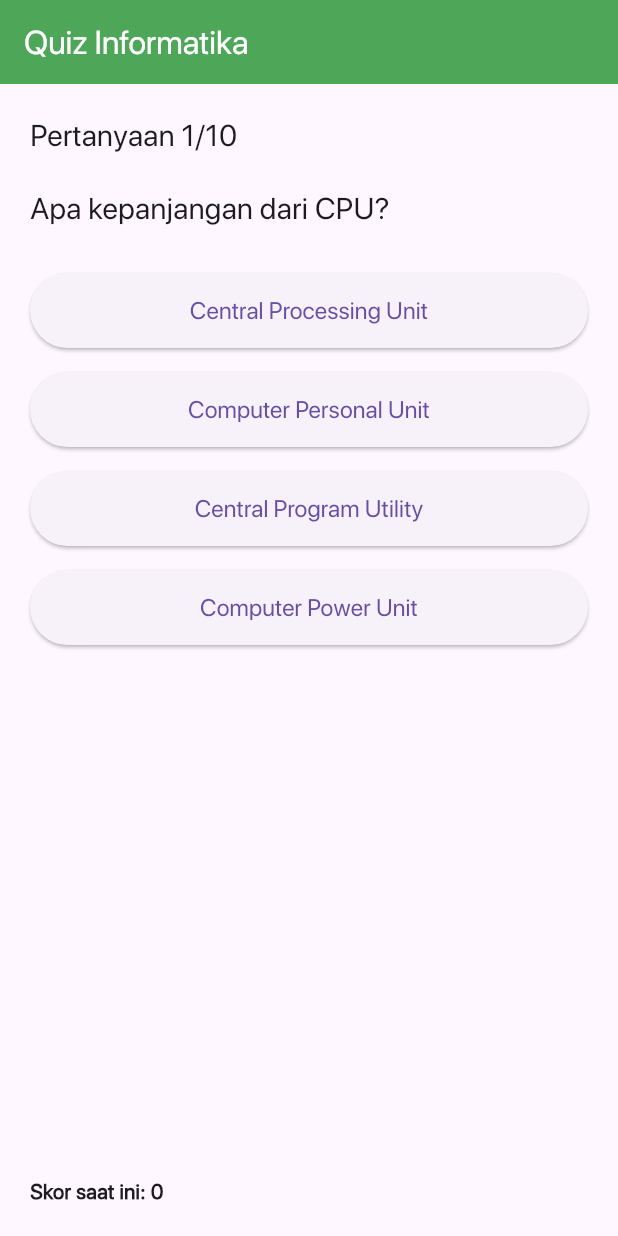
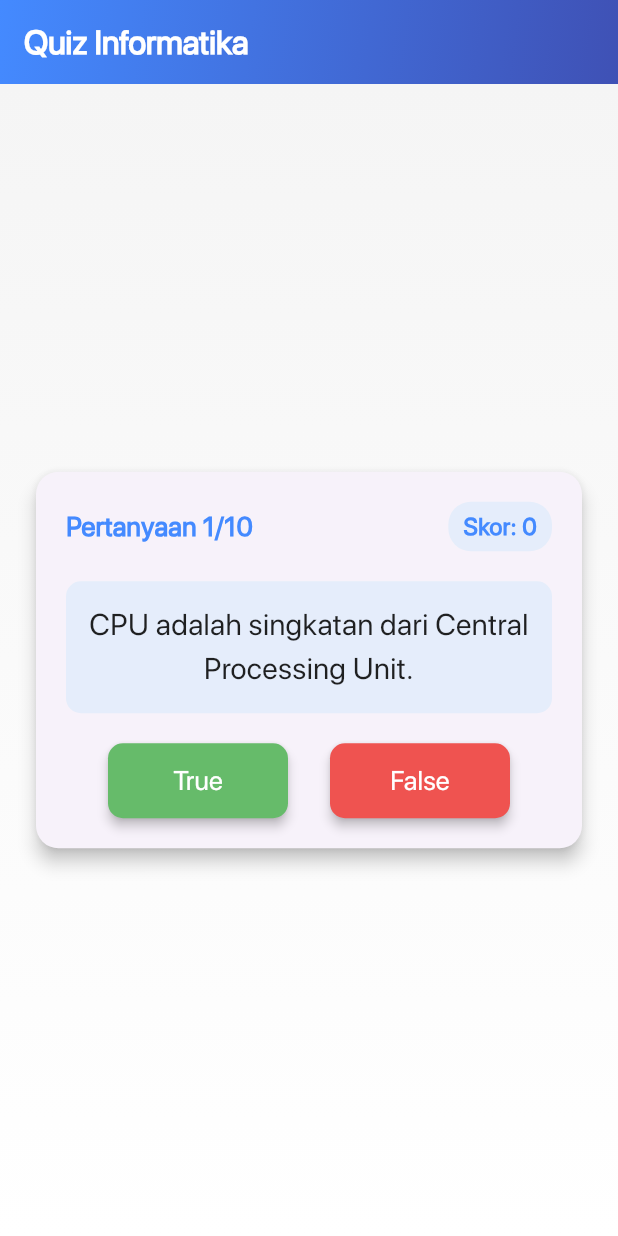
Before and after one commit to MuhammadDafaAlvin/quiz-app, a Flutter app: the screen it shows after launch, on a phone screen of 412 x 824 dp. Run offline on Flutter 3.47's test engine with Material 3 defaults, Android fonts, the phone set to English and light mode, and no system bars.

Commit message:
feat(quiz): separate question data and switch answers to true/false format
Moved quiz questions and answers into separate files for better modularity.
Updated the quiz format from 4-option multiple choice to true/false to simplify user interaction.
Also added minor style adjustments to improve layout clarity.

```diff
--- a/lib/main.dart
+++ b/lib/main.dart
@@ -1,4 +1,5 @@
 import 'package:flutter/material.dart';
+import 'quiz_data.dart';
 
 void main() {
   runApp(const QuizApp());
@@ -29,116 +30,40 @@ class QuizScreen extends StatefulWidget {
 }
 
 class _QuizScreenState extends State<QuizScreen> {
-  int currentQuestionIndex = 0;
-  int score = 0;
+  int _currentQuestionIndex = 0;
+  int _score = 0;
+  final Quiz _quiz = QuizData();
 
-  final List<Map<String, dynamic>> questions = [
-    {
-      'question': 'Apa kepanjangan dari CPU?',
-      'options': [
-        'Central Processing Unit',
-        'Computer Personal Unit',
-        'Central Program Utility',
-        'Computer Power Unit',
-      ],
-      'correctAnswer': 'Central Processing Unit',
-    },
-    {
-      'question': 'Bahasa pemrograman apa yang diciptakan pertama kali?',
-      'options': ['Python', 'C++', 'Java', 'Fortran'],
-      'correctAnswer': 'Fortran',
-    },
-    {
-      'question': 'Berapa bit dalam 1 byte?',
-      'options': ['4', '8', '16', '32'],
-      'correctAnswer': '8',
-    },
-    {
-      'question': 'Apa yang dimaksud dengan sistem informasi?',
-      'options': [
-        'Kumpulan perangkat keras tanpa perangkat lunak',
-        'Sekumpulan data yang tidak saling terkait ',
-        'Kombinasi antara teknologi, manusia, dan proses untuk mengelola informasi',
-        'Hanya perangkat lunak yang digunakan untuk mengolah data',
-      ],
-      'correctAnswer':
-          'Kombinasi antara teknologi, manusia, dan proses untuk mengelola informasi',
-    },
-    {
-      'question': 'Database Management System (DBMS) berfungsi untuk?',
-      'options': [
-        'Mengelola dan mengorganisir data dalam database',
-        'Menganalisis data tanpa menyimpannya',
-        'Menyimpan data tanpa kemampuan untuk mengubahnya',
-        'Hanya digunakan untuk menyimpan dokumen teks',
-      ],
-      'correctAnswer': 'Mengelola dan mengorganisir data dalam database',
-    },
-    {
-      'question':
-          'Manakah yang merupakan contoh perangkat lunak pengolah database?',
-      'options': [
-        'Microsoft Excel',
-        'MySQL',
-        'Adobe Photoshop',
-        'Microsoft Word',
-      ],
-      'correctAnswer': 'MySQL',
-    },
-    {
-      'question': 'Apa kepanjangan dari HTTP dalam konteks jaringan komputer?',
-      'options': [
-        'Hyper Text Transfer Protocol',
-        'High Transmission Text Protocol ',
-        'Hyperlink Transfer Text Page',
-        'High Technology Transfer Process',
-      ],
-      'correctAnswer': 'Hyper Text Transfer Protocol',
-    },
-    {
-      'question': 'Dalam pemrograman, algoritma adalah... ',
-      'option': [
-        'Bahasa pemrograman yang digunakan dalam coding',
-        'Proses penyimpanan data di dalam database',
-        'Urutan langkah-langkah logis untuk menyelesaikan masalah',
-        'Hardware yang digunakan untuk mengolah data',
-      ],
-      'correctAnswer':
-          'Urutan langkah-langkah logis untuk menyelesaikan masalah',
-    },
-    {
-      'question': 'Apa yang dimaksud dengan big data?',
-      'options': [
-        'Data yang hanya dapat diakses oleh perusahaan besar ',
-        'Kumpulan data yang sangat besar dan kompleks sehingga sulit dikelola dengan cara tradisional ',
-        'Jenis data yang hanya bisa disimpan di hard drive berkapasitas besar',
-        'Hanya sekumpulan angka yang tidak memiliki makna',
-      ],
-      'correctAnswer':
-          'Kumpulan data yang sangat besar dan kompleks sehingga sulit dikelola dengan cara tradisional',
-    },
-    {
-      'question':
-          'Manakah yang merupakan contoh dari Software as a Service (SaaS)?',
-      'options': ['Microsoft Word', 'Google Docs', 'Windows 11', 'Android'],
-      'correctAnswer': 'Google Docs',
-    },
-  ];
+  int get currentQuestionIndex => _currentQuestionIndex;
+  int get score => _score;
+  int get totalQuestions => _quiz.getQuestions().length;
 
-  void checkAnswer(String selectedAnswer) {
-    if (selectedAnswer == questions[currentQuestionIndex]['correctAnswer']) {
+  set currentQuestionIndex(int value) {
+    if (value >= 0 && value < totalQuestions) {
       setState(() {
-        score++;
+        _currentQuestionIndex = value;
       });
     }
+  }
 
-    if (currentQuestionIndex < questions.length - 1) {
+  set score(int value) {
+    if (value >= 0) {
       setState(() {
-        currentQuestionIndex++;
+        _score = value;
       });
+    }
+  }
+
+  void checkAnswer(bool selectedAnswer) {
+    if (selectedAnswer == _quiz.getCorrectAnswer(_currentQuestionIndex)) {
+      _score++;
+    }
+    if (_currentQuestionIndex < totalQuestions - 1) {
+      _currentQuestionIndex++;
     } else {
       showResult();
     }
+    setState(() {});
   }
 
   void showResult() {
@@ -146,21 +71,47 @@ class _QuizScreenState extends State<QuizScreen> {
       context: context,
       builder:
           (context) => AlertDialog(
-            title: const Text('Hasil Quiz', style: TextStyle(fontSize: 24)),
+            backgroundColor: Colors.white,
+            shape: RoundedRectangleBorder(
+              borderRadius: BorderRadius.circular(15),
+            ),
+            title: const Text(
+              'Hasil Quiz',
+              style: TextStyle(
+                fontFamily: 'sfpro',
+                fontWeight: FontWeight.w700,
+                fontSize: 24,
+                color: Colors.blueAccent,
+              ),
+            ),
             content: Text(
-              'Skor Anda: $score dari ${questions.length}',
-              style: const TextStyle(fontSize: 16),
+              'Skor Anda: $_score dari $totalQuestions',
+              style: const TextStyle(
+                fontFamily: 'sfpro',
+                fontSize: 18,
+                color: Colors.black87,
+              ),
             ),
             actions: [
               TextButton(
                 onPressed: () {
                   setState(() {
-                    currentQuestionIndex = 0;
-                    score = 0;
+                    _currentQuestionIndex = 0;
+                    _score = 0;
                   });
                   Navigator.pop(context);
                 },
-                child: const Text('Main Lagi', style: TextStyle(fontSize: 16)),
+                style: TextButton.styleFrom(
+                  backgroundColor: Colors.blueAccent,
+                  foregroundColor: Colors.white,
+                  shape: RoundedRectangleBorder(
+                    borderRadius: BorderRadius.circular(10),
+                  ),
+                ),
+                child: const Text(
+                  'Main Lagi',
+                  style: TextStyle(fontFamily: 'sfpro', color: Colors.white),
+                ),
               ),
             ],
           ),
@@ -171,48 +122,152 @@ class _QuizScreenState extends State<QuizScreen> {
   Widget build(BuildContext context) {
     return Scaffold(
       appBar: AppBar(
-        title: const Text('Quiz Informatika'),
-        backgroundColor: Colors.green,
-        foregroundColor: Colors.white,
-        elevation: 4,
+        title: const Text(
+          'Quiz Informatika',
+          style: TextStyle(
+            fontFamily: 'sfpro',
+            fontWeight: FontWeight.w700,
+            fontSize: 22,
+            color: Colors.white,
           ),
-      body: Padding(
+        ),
+        backgroundColor: Colors.transparent,
+        elevation: 0,
+        flexibleSpace: Container(
+          decoration: const BoxDecoration(
+            gradient: LinearGradient(
+              colors: [Colors.blueAccent, Colors.indigo],
+              begin: Alignment.topLeft,
+              end: Alignment.bottomRight,
+            ),
+          ),
+        ),
+      ),
+      body: Container(
+        decoration: BoxDecoration(
+          gradient: LinearGradient(
+            colors: [Colors.grey[100]!, Colors.white],
+            begin: Alignment.topCenter,
+            end: Alignment.bottomCenter,
+          ),
+        ),
+        child: Center(
+          child: Container(
+            constraints: const BoxConstraints(maxWidth: 600),
+            padding: const EdgeInsets.all(20.0),
+            child: Card(
+              elevation: 5,
+              shape: RoundedRectangleBorder(
+                borderRadius: BorderRadius.circular(15),
+              ),
+              child: Padding(
                 padding: const EdgeInsets.all(20.0),
                 child: Column(
+                  mainAxisSize: MainAxisSize.min,
                   crossAxisAlignment: CrossAxisAlignment.start,
                   children: [
+                    Row(
+                      mainAxisAlignment: MainAxisAlignment.spaceBetween,
+                      children: [
                         Text(
-              'Pertanyaan ${currentQuestionIndex + 1}/${questions.length}',
-              style: const TextStyle(fontSize: 20),
+                          'Pertanyaan ${_currentQuestionIndex + 1}/$totalQuestions',
+                          style: const TextStyle(
+                            fontFamily: 'sfpro',
+                            fontSize: 18,
+                            fontWeight: FontWeight.w600,
+                            color: Colors.blueAccent,
+                          ),
+                        ),
+                        Container(
+                          padding: const EdgeInsets.symmetric(
+                            horizontal: 10,
+                            vertical: 5,
+                          ),
+                          decoration: BoxDecoration(
+                            color: const Color.fromRGBO(64, 196, 255, 0.1),
+                            borderRadius: BorderRadius.circular(15),
+                          ),
+                          child: Text(
+                            'Skor: $_score',
+                            style: const TextStyle(
+                              fontFamily: 'sfpro',
+                              fontSize: 16,
+                              fontWeight: FontWeight.w600,
+                              color: Colors.blueAccent,
+                            ),
+                          ),
+                        ),
+                      ],
                     ),
                     const SizedBox(height: 20),
-            Text(
-              questions[currentQuestionIndex]['question'],
-              style: const TextStyle(fontSize: 20),
+                    Container(
+                      padding: const EdgeInsets.all(15),
+                      decoration: BoxDecoration(
+                        color: const Color.fromRGBO(64, 196, 255, 0.1),
+                        borderRadius: BorderRadius.circular(10),
+                      ),
+                      child: Text(
+                        _quiz.getQuestionText(_currentQuestionIndex),
+                        textAlign: TextAlign.center,
+                        style: const TextStyle(
+                          fontFamily: 'sfpro',
+                          fontSize: 20,
+                          fontWeight: FontWeight.w500,
+                          color: Colors.black87,
+                        ),
+                      ),
                     ),
                     const SizedBox(height: 20),
-            ...questions[currentQuestionIndex]['options'].map((option) {
-              return Padding(
-                padding: const EdgeInsets.symmetric(vertical: 8.0),
-                child: ElevatedButton(
-                  onPressed: () => checkAnswer(option),
+                    Row(
+                      mainAxisAlignment: MainAxisAlignment.spaceEvenly,
+                      children: [
+                        ElevatedButton(
+                          onPressed: () => checkAnswer(true),
                           style: ElevatedButton.styleFrom(
-                    minimumSize: const Size(double.infinity, 50),
+                            minimumSize: const Size(120, 50),
+                            backgroundColor: Colors.green[400],
+                            foregroundColor: Colors.white,
+                            shape: RoundedRectangleBorder(
+                              borderRadius: BorderRadius.circular(10),
                             ),
-                  child: Text(
-                    option,
-                    style: const TextStyle(fontSize: 16),
-                    textAlign: TextAlign.center,
+                            elevation: 3,
+                          ),
+                          child: const Text(
+                            'True',
+                            style: TextStyle(
+                              fontFamily: 'sfpro',
+                              fontSize: 18,
+                              color: Colors.white,
                             ),
                           ),
-              );
-            }).toList(),
-            const Spacer(),
-            Text(
-              'Skor saat ini: $score',
-              style: const TextStyle(fontWeight: FontWeight.bold),
+                        ),
+                        ElevatedButton(
+                          onPressed: () => checkAnswer(false),
+                          style: ElevatedButton.styleFrom(
+                            minimumSize: const Size(120, 50),
+                            backgroundColor: Colors.red[400],
+                            foregroundColor: Colors.white,
+                            shape: RoundedRectangleBorder(
+                              borderRadius: BorderRadius.circular(10),
+                            ),
+                            elevation: 3,
+                          ),
+                          child: const Text(
+                            'False',
+                            style: TextStyle(
+                              fontFamily: 'sfpro',
+                              fontSize: 18,
+                              color: Colors.white,
+                            ),
+                          ),
                         ),
                       ],
+                    ),
+                  ],
+                ),
+              ),
+            ),
+          ),
         ),
       ),
     );
--- /dev/null
+++ b/lib/quiz_data.dart
@@ -0,0 +1,83 @@
+// Kelas abstrak untuk mendefinisikan kontrak quiz
+abstract class Quiz {
+  List<Map<String, dynamic>> getQuestions();
+  String getQuestionText(int index);
+  bool getCorrectAnswer(int index);
+}
+
+// Implementasi konkret dari Quiz
+class QuizData implements Quiz {
+  final List<Map<String, dynamic>> _questions = [
+    {
+      'question': 'CPU adalah singkatan dari Central Processing Unit.',
+      'correctAnswer': true, // Pastikan ini boolean, bukan string
+    },
+    {
+      'question': 'Bahasa pemrograman pertama yang diciptakan adalah Python.',
+      'correctAnswer': false, // Pastikan ini boolean, bukan string
+    },
+    {'question': '1 byte terdiri dari 8 bit.', 'correctAnswer': true},
+    {
+      'question':
+          'Sistem informasi hanya terdiri dari perangkat keras tanpa perangkat lunak.',
+      'correctAnswer': false,
+    },
+    {
+      'question':
+          'Database Management System (DBMS) berfungsi untuk mengelola dan mengorganisir data dalam database.',
+      'correctAnswer': true,
+    },
+    {
+      'question': 'Microsoft Excel adalah perangkat lunak pengolah database.',
+      'correctAnswer': false,
+    },
+    {
+      'question': 'HTTP adalah singkatan dari Hyper Text Transfer Protocol.',
+      'correctAnswer': true,
+    },
+    {
+      'question':
+          'Algoritma adalah urutan langkah-langkah logis untuk menyelesaikan masalah.',
+      'correctAnswer': true,
+    },
+    {
+      'question':
+          'Big data adalah kumpulan data kecil yang mudah dikelola dengan cara tradisional.',
+      'correctAnswer': false,
+    },
+    {
+      'question':
+          'Google Docs adalah contoh dari Software as a Service (SaaS).',
+      'correctAnswer': true,
+    },
+  ];
+
+  @override
+  List<Map<String, dynamic>> getQuestions() => _questions;
+
+  @override
+  String getQuestionText(int index) {
+    if (index >= 0 && index < _questions.length) {
+      return _questions[index]['question'] ?? 'Pertanyaan tidak tersedia';
+    }
+    return 'Indeks tidak valid';
+  }
+
+  @override
+  bool getCorrectAnswer(int index) {
+    if (index >= 0 && index < _questions.length) {
+      final answer = _questions[index]['correctAnswer'];
+      // Memastikan nilai yang dikembalikan adalah bool
+      if (answer is bool) {
+        return answer;
+      } else {
+        // Jika ternyata bukan bool (misalnya string), konversi ke bool
+        if (answer is String) {
+          return answer.toLowerCase() == 'true';
+        }
+        return false; // Default jika tipe tidak dikenali
+      }
+    }
+    return false;
+  }
+}
```
Lines whose indentation alone changed are shown as unchanged.
